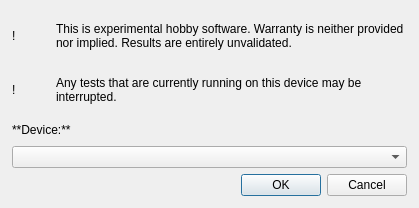
ahunt/incolata, file connectiondialog.ui: the form before one commit.
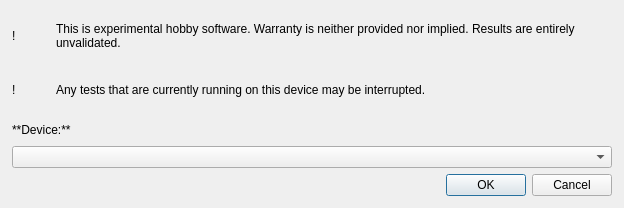
The form after the commit.

Commit message:
connectiondialog: increase width
In order to ensure that typical device names are not truncated.

The edit to the form file:
```diff
--- a/connectiondialog.ui
+++ b/connectiondialog.ui
@@ -132,7 +132,7 @@
       <widget class="QComboBox" name="comboBox">
        <property name="minimumSize">
         <size>
-         <width>350</width>
+         <width>600</width>
          <height>0</height>
         </size>
        </property>
```
Left out of the diff: 2 changed lines with no effect on the pictures.
